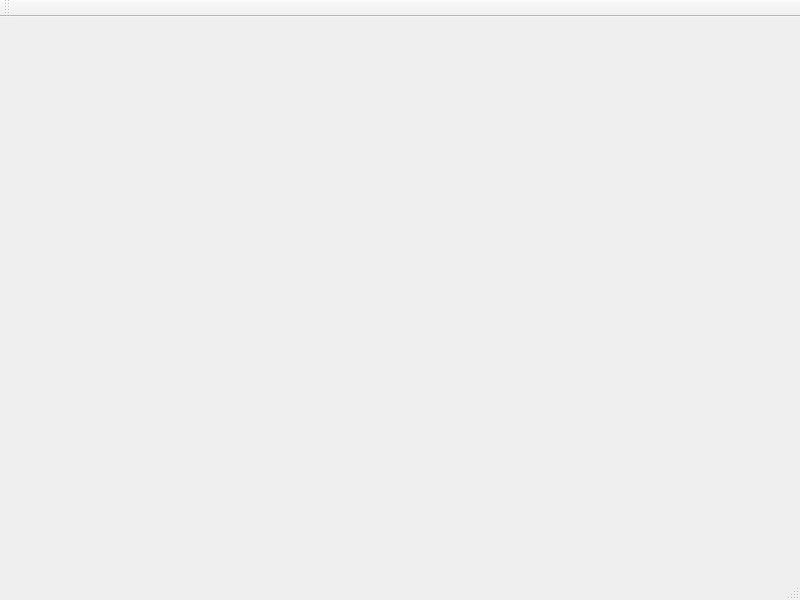
bartoszrud/ArlineReservation, file mainwindow.ui: the form before one commit.
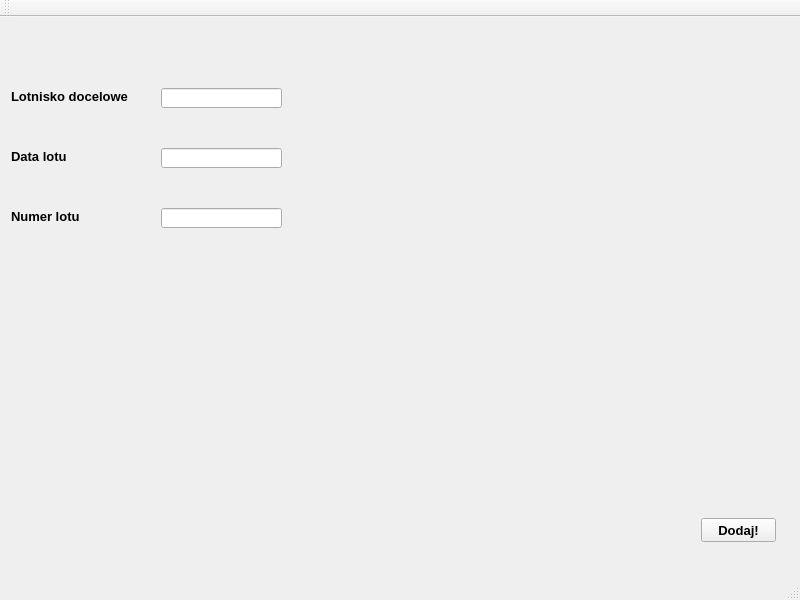
The form after the commit. The open tabs and pages were chosen to show the change.

```diff
--- a/mainwindow.ui
+++ b/mainwindow.ui
@@ -904,7 +904,90 @@
         </property>
        </widget>
       </widget>
-      <widget class="QWidget" name="stronaDodajLot"/>
+      <widget class="QWidget" name="stronaDodajLot">
+       <widget class="QLabel" name="label_13">
+        <property name="geometry">
+         <rect>
+          <x>0</x>
+          <y>60</y>
+          <width>119</width>
+          <height>16</height>
+         </rect>
+        </property>
+        <property name="text">
+         <string>Lotnisko docelowe</string>
+        </property>
+       </widget>
+       <widget class="QLabel" name="label_14">
+        <property name="geometry">
+         <rect>
+          <x>0</x>
+          <y>120</y>
+          <width>60</width>
+          <height>16</height>
+         </rect>
+        </property>
+        <property name="text">
+         <string>Data lotu</string>
+        </property>
+       </widget>
+       <widget class="QLabel" name="label_15">
+        <property name="geometry">
+         <rect>
+          <x>0</x>
+          <y>180</y>
+          <width>70</width>
+          <height>16</height>
+         </rect>
+        </property>
+        <property name="text">
+         <string>Numer lotu</string>
+        </property>
+       </widget>
+       <widget class="QLineEdit" name="lineLotniskoDocelowe">
+        <property name="geometry">
+         <rect>
+          <x>150</x>
+          <y>60</y>
+          <width>121</width>
+          <height>20</height>
+         </rect>
+        </property>
+       </widget>
+       <widget class="QLineEdit" name="lineDataLotu">
+        <property name="geometry">
+         <rect>
+          <x>150</x>
+          <y>120</y>
+          <width>121</width>
+          <height>20</height>
+         </rect>
+        </property>
+       </widget>
+       <widget class="QLineEdit" name="lineNrLotu">
+        <property name="geometry">
+         <rect>
+          <x>150</x>
+          <y>180</y>
+          <width>121</width>
+          <height>20</height>
+         </rect>
+        </property>
+       </widget>
+       <widget class="QPushButton" name="przyciskDodaj2">
+        <property name="geometry">
+         <rect>
+          <x>690</x>
+          <y>490</y>
+          <width>75</width>
+          <height>24</height>
+         </rect>
+        </property>
+        <property name="text">
+         <string>Dodaj!</string>
+        </property>
+       </widget>
+      </widget>
      </widget>
     </item>
    </layout>
```
Left out of the diff: 17 changed lines with no effect on the pictures.
